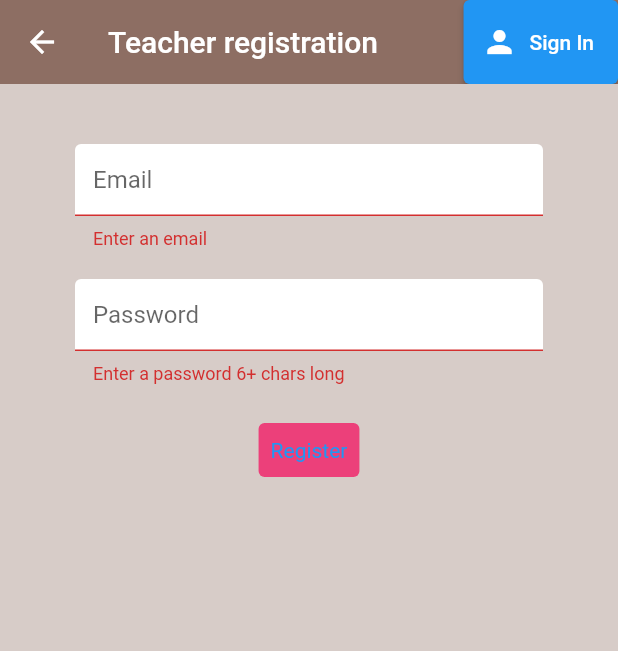
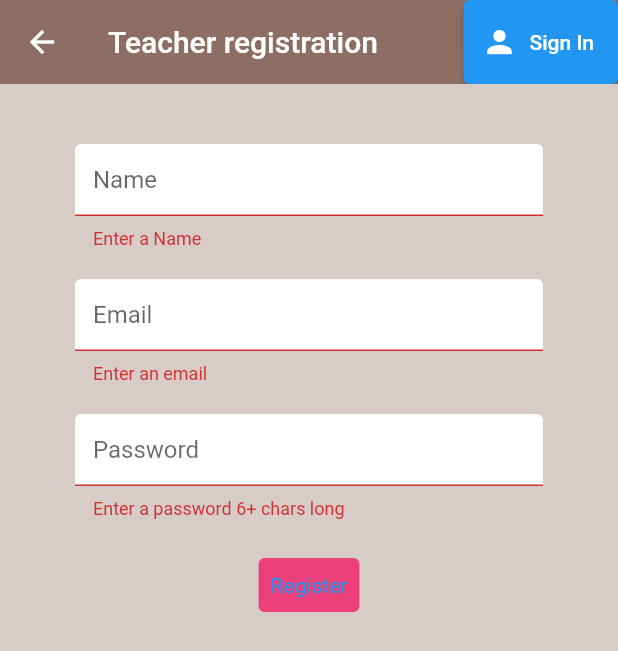
Before and after one commit to BadCodingGuy/final_year_project, a Flutter app: the TeacherRegister screen opened directly with empty values, after a tap on "Register", on a phone screen of 412 x 824 dp. Shown: the top 651 px of the screen. Run offline on Flutter 3.47's test engine with Material 2 defaults, Android fonts, the light colour scheme and no system bars; our stand-ins replace cloud_firestore, firebase_auth, firebase_core, flutter_spinkit; accounts and stored records are empty.

Commit message:
teacher database bug fix

```diff
--- a/lib/Screens/Teacher_Authenticate/teacher_register.dart
+++ b/lib/Screens/Teacher_Authenticate/teacher_register.dart
@@ -4,10 +4,10 @@ import '../../Services/teacher_auth.dart';
 import '../../Shared/constants.dart';
 import '../../Shared/loading.dart';
 
-
 class TeacherRegister extends StatefulWidget {
   final Function toggleView;
-  const TeacherRegister({super.key, required this.toggleView});
+  const TeacherRegister({Key? key, required this.toggleView}) : super(key: key);
+
   @override
   State<TeacherRegister> createState() => _RegisterState();
 }
@@ -20,9 +20,13 @@ class _RegisterState extends State<TeacherRegister> {
   String email = '';
   String password = '';
   String error = '';
+  String name = '';
+
   @override
   Widget build(BuildContext context) {
-    return loading? Loading(): Scaffold(
+    return loading
+        ? Loading()
+        : Scaffold(
       backgroundColor: Colors.brown[100],
       appBar: AppBar(
         backgroundColor: Colors.brown[400],
@@ -34,8 +38,8 @@ class _RegisterState extends State<TeacherRegister> {
             label: Text('Sign In'),
             onPressed: () {
               widget.toggleView();
-              }
-          )
+            },
+          ),
         ],
       ),
       body: Container(
@@ -46,11 +50,19 @@ class _RegisterState extends State<TeacherRegister> {
             children: <Widget>[
               SizedBox(height: 20.0),
               TextFormField(
+                decoration: textInputDecoration.copyWith(hintText: 'Name'),
+                validator: (val) => val!.isEmpty ? "Enter a Name" : null,
+                onChanged: (val) {
+                  setState(() => name = val);
+                },
+              ),
+              SizedBox(height: 20.0),
+              TextFormField(
                 decoration: textInputDecoration.copyWith(hintText: 'Email'),
                 validator: (val) => val!.isEmpty ? "Enter an email" : null,
                 onChanged: (val) {
                   setState(() => email = val);
-                  }
+                },
               ),
               SizedBox(height: 20.0),
               TextFormField(
@@ -59,28 +71,26 @@ class _RegisterState extends State<TeacherRegister> {
                 validator: (val) => val!.length < 6 ? "Enter a password 6+ chars long" : null,
                 onChanged: (val) {
                   setState(() => password = val);
-                  }
+                },
               ),
               SizedBox(height: 20.0),
               TextButton(
                 child: Text('Register'),
                 style: ButtonStyle(
-                    backgroundColor:
-                    MaterialStateProperty.all(Colors.pink[400]),
-                    textStyle: MaterialStateProperty.all(
-                        TextStyle(color: Colors.white))),
+                  backgroundColor: MaterialStateProperty.all(Colors.pink[400]),
+                  textStyle: MaterialStateProperty.all(TextStyle(color: Colors.white)),
+                ),
                 onPressed: () async {
-                  if (_formKey.currentState!.validate()){
+                  if (_formKey.currentState!.validate()) {
                     setState(() => loading = true);
-                    dynamic result = await _auth.registerWithEmailAndPassword(email, password);
-                    if(result == null){
+                    dynamic result = await _auth.registerWithEmailAndPassword(email, password, name);
+                    if (result == null) {
                       setState(() {
-                        error = 'please supply a valid email';
+                        error = 'Please supply a valid email';
                         loading = false;
                       });
                     }
                   }
-
                 },
               ),
               SizedBox(height: 12),
@@ -89,7 +99,6 @@ class _RegisterState extends State<TeacherRegister> {
                 style: TextStyle(color: Colors.red, fontSize: 14.0),
               )
             ],
-
           ),
         ),
       ),
--- a/lib/Services/teacher_auth.dart
+++ b/lib/Services/teacher_auth.dart
@@ -29,13 +29,13 @@ class TeacherAuthService {
     }
   }
 
-  Future registerWithEmailAndPassword(String email, String password) async {
+  Future registerWithEmailAndPassword(String email, String password, String name) async {
     try {
       UserCredential result = await _auth.createUserWithEmailAndPassword(email: email, password: password);
       User? user = result.user;
 
-      // Pass the UID to updateUserData method
-      await TeacherDatabaseService(uid: user!.uid).updateUserData('0', 'new crew member', 100);
+      // Pass the actual name and email values to updateUserData method
+      await TeacherDatabaseService(uid: user!.uid).updateUserData(name, email);
 
       return _userfromFirebase(user);
     } catch(e) {
@@ -43,6 +43,7 @@ class TeacherAuthService {
       return null;
     }
   }
+
 
   Future signOut() async {
     try {
--- a/lib/Services/teacher_database.dart
+++ b/lib/Services/teacher_database.dart
@@ -11,12 +11,11 @@ class TeacherDatabaseService {
   final CollectionReference brewCollection =
   FirebaseFirestore.instance.collection('Teachers');
 
-  Future<void> updateUserData(String sugars, String name, int strength) async {
+  Future<void> updateUserData(String name, String email) async {
     try {
       await brewCollection.doc(uid).set({
-        'sugars': sugars,
         'name': name,
-        'strength': strength,
+        'email': email,
       });
     } catch (e) {
       print('Error updating user data: $e');
```
Lines whose indentation alone changed are shown as unchanged.
